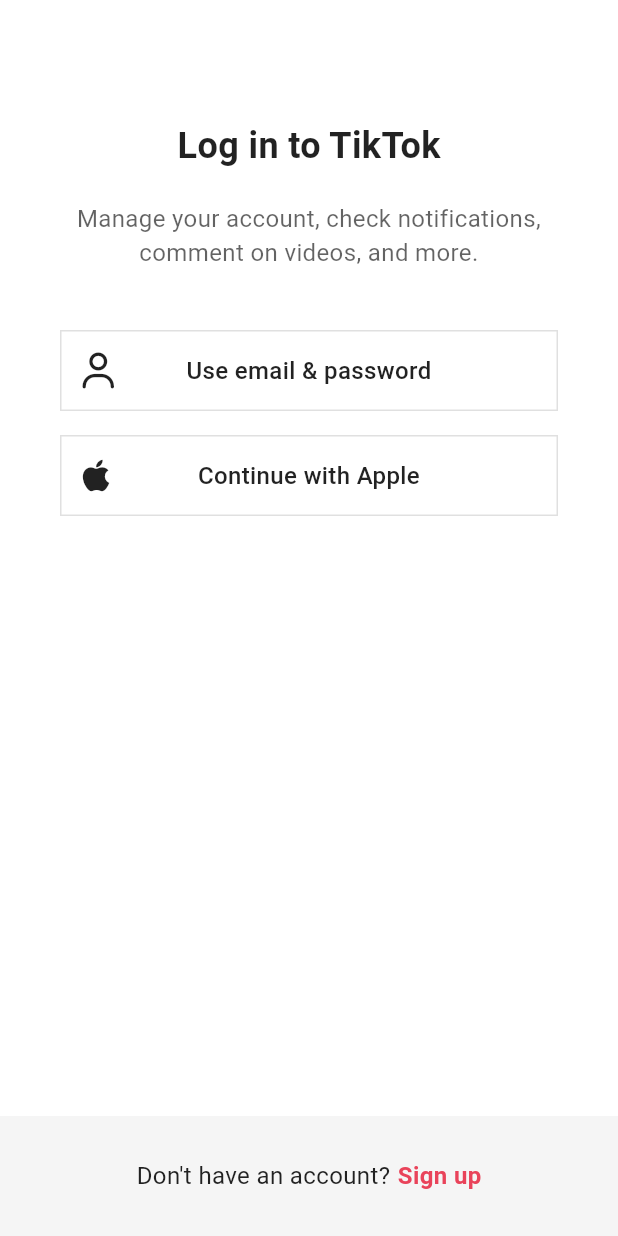
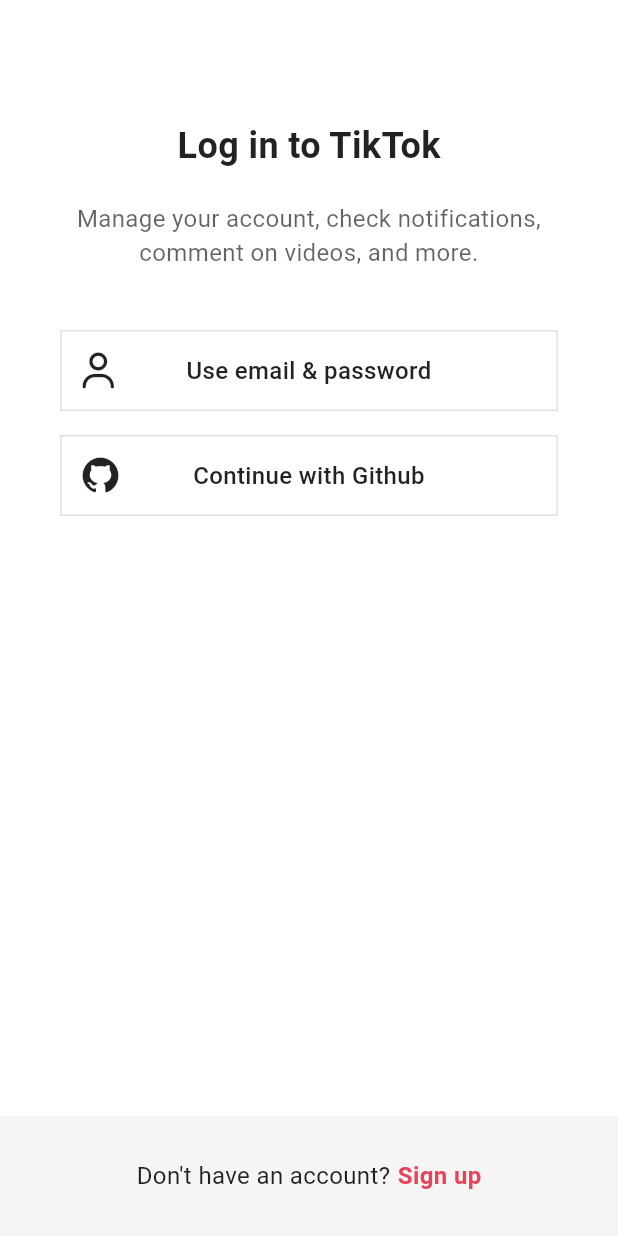
Before and after one commit to shs98ko/tiktok_clone, a Flutter app: the screen it shows after launch, after a tap on "Log in", on a phone screen of 412 x 824 dp. Run offline on Flutter 3.47's test engine with Material 3 defaults, Android fonts, the phone set to English and light mode, and no system bars; our stand-ins replace camera, firebase_auth, firebase_core, flutter_riverpod, font_awesome_flutter, go_router and 5 more; missing offline and left inert: saver_gallery; accounts and stored records are empty; network calls fail.

Commit message:
Firebase Authentication_5 Github Login

```diff
--- a/lib/features/authentication/login_screen.dart
+++ b/lib/features/authentication/login_screen.dart
@@ -1,13 +1,16 @@
 import 'package:flutter/material.dart';
+import 'package:flutter_riverpod/flutter_riverpod.dart';
 import 'package:font_awesome_flutter/font_awesome_flutter.dart';
 import 'package:go_router/go_router.dart';
+import 'package:provider/provider.dart';
 import 'package:tiktok_clone/constants/gaps.dart';
 import 'package:tiktok_clone/constants/sizes.dart';
 import 'package:tiktok_clone/features/authentication/login_form_screen.dart';
+import 'package:tiktok_clone/features/authentication/view_models/social_auth_view_model.dart';
 import 'package:tiktok_clone/features/authentication/widgets/auth_button.dart';
 import 'package:tiktok_clone/utils.dart'; //feature-driven-architecture 기능 별로 구분하는 정리하는 구조
 
-class LoginScreen extends StatelessWidget {
+class LoginScreen extends ConsumerWidget {
   static String routeName = "login";
   static String routeURL = "/login";
   const LoginScreen({super.key});
@@ -24,7 +27,7 @@ class LoginScreen extends StatelessWidget {
   }
 
   @override
-  Widget build(BuildContext context) {
+  Widget build(BuildContext context, WidgetRef ref) {
     return Scaffold(
       body: SafeArea(
         // SafeArea: 그 안에 있는 모든 것은 특정 공간에 있을 거라고 보장함
@@ -58,9 +61,13 @@ class LoginScreen extends StatelessWidget {
                 ),
               ),
               Gaps.v16,
-              AuthButton(
-                icon: FaIcon(FontAwesomeIcons.apple),
-                text: "Continue with Apple",
+              GestureDetector(
+                onTap: () =>
+                    ref.read(socialAuthProvider.notifier).githubSignIn(context),
+                child: AuthButton(
+                  icon: FaIcon(FontAwesomeIcons.github),
+                  text: "Continue with Github",
+                ),
               ),
             ],
           ),
--- a/lib/features/authentication/repos/authentication_repo.dart
+++ b/lib/features/authentication/repos/authentication_repo.dart
@@ -28,6 +28,10 @@ class AuthenticationRepository {
       password: password,
     );
   }
+
+  Future<void> githubSignIn() async {
+    await _firebaseAuth.signInWithProvider(GithubAuthProvider());
+  }
 }
 
 final authRepo = Provider((ref) => AuthenticationRepository());
--- a/lib/features/authentication/sign_up_screen.dart
+++ b/lib/features/authentication/sign_up_screen.dart
@@ -1,14 +1,16 @@
 import 'package:flutter/material.dart';
+import 'package:flutter_riverpod/flutter_riverpod.dart';
 import 'package:font_awesome_flutter/font_awesome_flutter.dart';
 import 'package:go_router/go_router.dart';
 import 'package:tiktok_clone/constants/gaps.dart';
 import 'package:tiktok_clone/constants/sizes.dart';
 import 'package:tiktok_clone/features/authentication/login_screen.dart';
 import 'package:tiktok_clone/features/authentication/username_screen.dart';
+import 'package:tiktok_clone/features/authentication/view_models/social_auth_view_model.dart';
 import 'package:tiktok_clone/features/authentication/widgets/auth_button.dart';
 import 'package:tiktok_clone/utils.dart'; //feature-driven-architecture 기능 별로 구분해서 정리하는 구조
 
-class SignUpScreen extends StatelessWidget {
+class SignUpScreen extends ConsumerWidget {
   static const routeURL = "/";
   static const routeName = "signUp";
   const SignUpScreen({super.key});
@@ -53,7 +55,7 @@ class SignUpScreen extends StatelessWidget {
   }
 
   @override
-  Widget build(BuildContext context) {
+  Widget build(BuildContext context, WidgetRef ref) {
     return OrientationBuilder(
       builder: (context, orientation) {
         /* if (orientation == Orientation.landscape) {
@@ -99,9 +101,14 @@ class SignUpScreen extends StatelessWidget {
                       ),
                     ),
                     Gaps.v16,
-                    const AuthButton(
-                      icon: FaIcon(FontAwesomeIcons.apple),
-                      text: "Continue with Apple",
+                    GestureDetector(
+                      onTap: () => ref
+                          .read(socialAuthProvider.notifier)
+                          .githubSignIn(context),
+                      child: const AuthButton(
+                        icon: FaIcon(FontAwesomeIcons.github),
+                        text: "Continue with Github",
+                      ),
                     ),
                   ],
                   if (orientation == Orientation.landscape)
@@ -120,7 +127,7 @@ class SignUpScreen extends StatelessWidget {
                         Expanded(
                           child: AuthButton(
                             icon: FaIcon(FontAwesomeIcons.apple),
-                            text: "Continue with Apple",
+                            text: "Continue with Github",
                           ),
                         ),
                       ],
```
Also changed, not shown: lib/features/authentication/view_models/social_auth_view_model.dart (added, +31 -0 lines).
